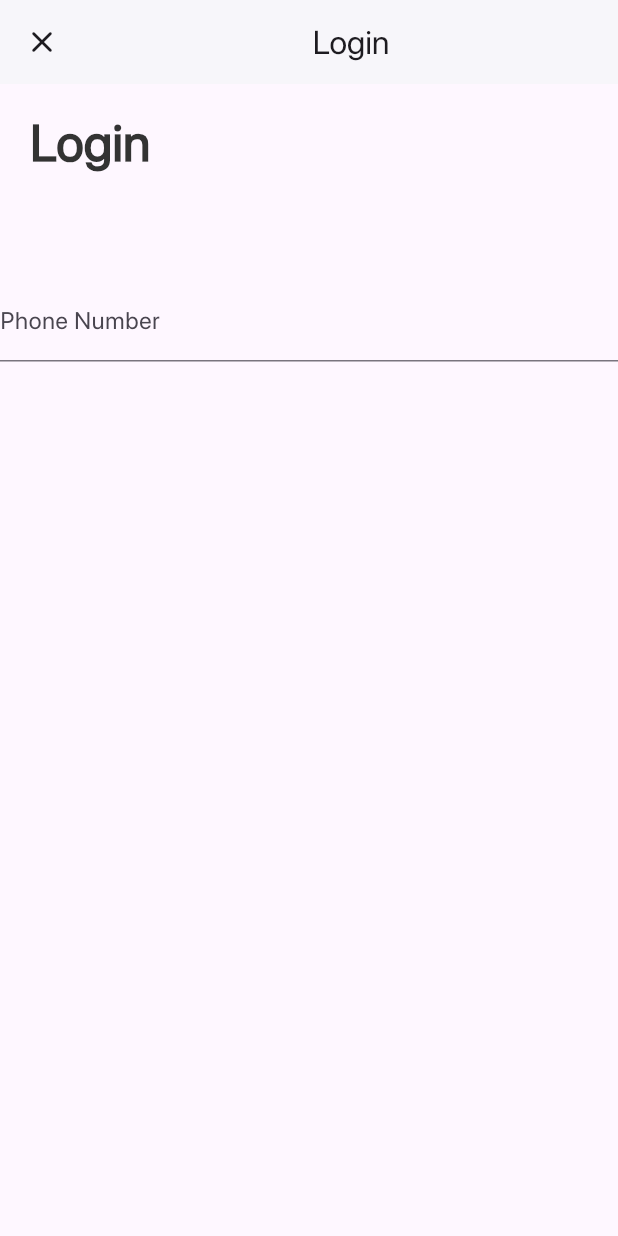
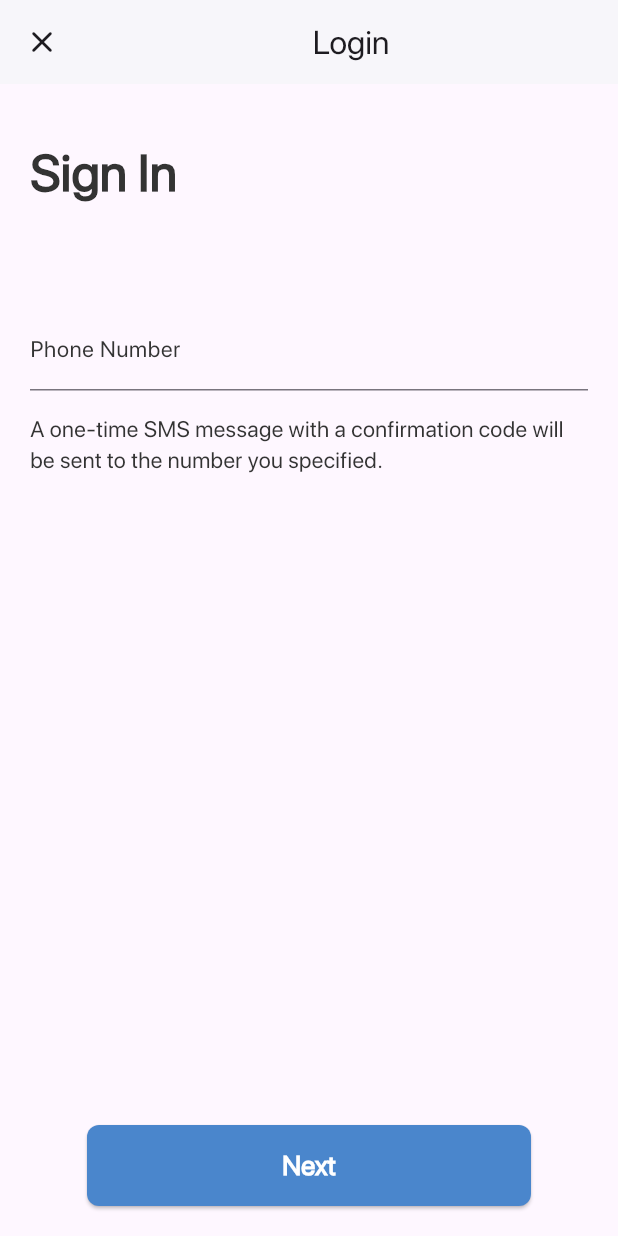
Before and after one commit to TimurNiki/doc_app, a Flutter app: the screen it shows after launch, on a phone screen of 412 x 824 dp. Run offline on Flutter 3.47's test engine with Material 2 defaults, Android fonts, the phone set to English and light mode, and no system bars.

Commit message:
numberconfirmation

```diff
--- a/lib/core/constants/app_strings.dart
+++ b/lib/core/constants/app_strings.dart
@@ -1,18 +1,27 @@
-abstract class AppStrings{
+abstract class AppStrings {
   //* Onboard Strings
   static const String profile = "Profile";
-  static const String wP ='Why do you need a profile?';
-  static const String appointment ="Make an appointment with the best specialists";
-  static const String save = 'Save your test results, diagnoses and recommendations from doctors to your own library';
-  static const String feedback = 'View reviews of doctors and add your own comments';
-  static const String notification = 'Receive notifications about reception or incoming messages';
-  static const String signIn ='Sign In';
+  static const String wP = 'Why do you need a profile?';
+  static const String appointment =
+      "Make an appointment with the best specialists";
+  static const String save =
+      'Save your test results, diagnoses and recommendations from doctors to your own library';
+  static const String feedback =
+      'View reviews of doctors and add your own comments';
+  static const String notification =
+      'Receive notifications about reception or incoming messages';
+  static const String signIn = 'Sign In';
 
   //* SignIn Strings
   static const String login = "Login";
   static const String phoneNumber = 'Phone Number';
-  static const String confirmation = 'A one-time SMS message with a confirmation code will be sent to the number you specified.';
-  static const String next ='Next';
+  static const String confirmation =
+      'A one-time SMS message with a confirmation code will be sent to the number you specified.';
+  static const String next = 'Next';
 
-
+  //* NumberConfirmation
+  static const String numberConfirmation = "Number Confirmation";
+  static const String codeFromSMS = 'Enter the code from SMS';
+  static const String code = 'Code';
+  static const String receiveCode = 'Receive code';
 }
--- /dev/null
+++ b/lib/feature/pages/number_confirmation.dart
@@ -0,0 +1,19 @@
+import 'package:doc_app/core/constants/app_strings.dart';
+import 'package:doc_app/core/constants/app_styles.dart';
+import 'package:flutter/material.dart';
+
+class NumberConfirmation extends StatefulWidget {
+  const NumberConfirmation({super.key});
+
+  @override
+  State<NumberConfirmation> createState() => _NumberConfirmationState();
+}
+
+class _NumberConfirmationState extends State<NumberConfirmation> {
+  @override
+  Widget build(BuildContext context) {
+    return Scaffold(
+      appBar: AppBar(title: const Center(child: Text(AppStrings.numberConfirmation, style: AppFonts.w600s17,)),),
+    );
+  }
+}
--- a/lib/feature/pages/onboard_page.dart
+++ b/lib/feature/pages/onboard_page.dart
@@ -1,4 +1,5 @@
 import 'package:doc_app/data/lists/onboard.dart';
+import 'package:doc_app/feature/pages/sign_in.dart';
 import 'package:flutter/material.dart';
 import '../../core/constants/app_strings.dart';
 import '../../core/constants/app_styles.dart';
@@ -54,7 +55,9 @@ class Onboard extends StatelessWidget {
              const SizedBox(
               height: 5,
             ),
-            CustomButton(onPressed: () {}, title: AppStrings.signIn)
+            CustomButton(onPressed: () {
+              Navigator.push(context, MaterialPageRoute(builder: (context) => const SignIn(),));
+            }, title: AppStrings.signIn)
           ],
         ),
       ),
--- a/lib/feature/pages/sign_in.dart
+++ b/lib/feature/pages/sign_in.dart
@@ -1,30 +1,58 @@
 import 'package:doc_app/core/constants/app_styles.dart';
 import 'package:flutter/material.dart';
 import '../../core/constants/app_strings.dart';
+import '../../core/widgets/button.dart';
+import 'number_confirmation.dart';
 
-class SignIn extends StatelessWidget {
+class SignIn extends StatefulWidget {
   const SignIn({super.key});
 
   @override
+  State<SignIn> createState() => _SignInState();
+}
+final TextEditingController controller = TextEditingController();
+class _SignInState extends State<SignIn> {
+  @override
   Widget build(BuildContext context) {
     return Scaffold(
-        appBar: AppBar(
-          leading: IconButton(
-              onPressed: () {}, icon: const Icon(Icons.close_rounded)),
-          title: const Center(child: Text(AppStrings.login)),
-        ),
-        body:  Column(
+      appBar: AppBar(
+        leading:
+            IconButton(onPressed: () {}, icon: const Icon(Icons.close_rounded)),
+        title: const Center(child: Text(AppStrings.login)),
+      ),
+      body:  Padding(
+        padding: const EdgeInsets.all(20.0),
+        child: Column(
           crossAxisAlignment: CrossAxisAlignment.start,
           // mainAxisAlignment: MainAxisAlignment.start,
           children: [
             const SizedBox(height: 15),
-            const Padding(
-              padding: EdgeInsets.only(left:20.0),
-              child: Text(AppStrings.login,style: AppFonts.w700s34,),
+            const Text(
+              AppStrings.signIn,
+              style: AppFonts.w700s34,
             ),
-            const SizedBox(height: 65,),
-           TextFormField(decoration: const InputDecoration(labelText: AppStrings.phoneNumber),)
+            const SizedBox(
+              height: 65,
+            ),
+             TextField(controller: controller,
+             keyboardType:TextInputType.phone ,
+              decoration: const InputDecoration(
+
+                  labelText: AppStrings.phoneNumber,
+                  labelStyle: AppFonts.w400s15,
+                  floatingLabelStyle: AppFonts.w400s15,
+                  border:
+                      UnderlineInputBorder(borderRadius: BorderRadius.zero)),
+            ),
+            const SizedBox(height: 15,),
+            const Text(AppStrings.confirmation,style: AppFonts.w400s15,),
+            const Spacer(),
+            CustomButton(title: AppStrings.next, onPressed: () {
+              Navigator.push(context, MaterialPageRoute(builder: (context) =>const NumberConfirmation() ,));
+            },)
           ],
-        ));
+        ),
+      ),
+    );
   }
 }
--- a/lib/main.dart
+++ b/lib/main.dart
@@ -1,6 +1,6 @@
+import 'package:doc_app/feature/pages/sign_in.dart';
 import 'package:flutter/material.dart';
 import 'core/constants/app_colors.dart';
-import 'feature/pages/sign_in.dart';
 
 void main() => runApp(const MyApp());
 
```
